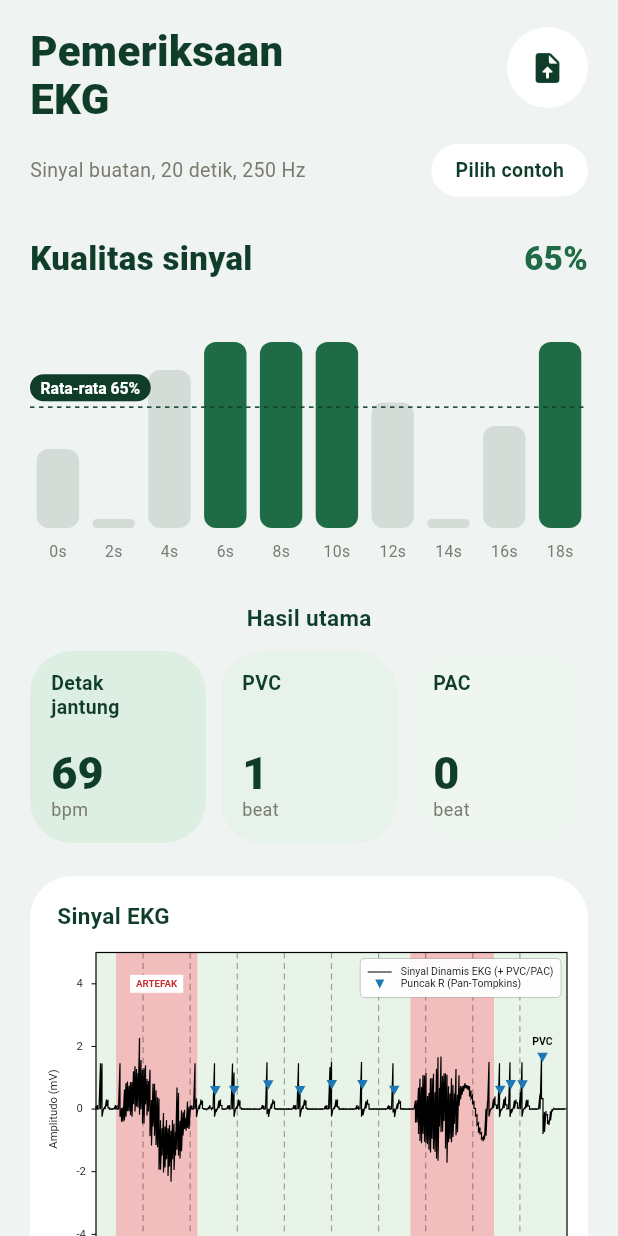
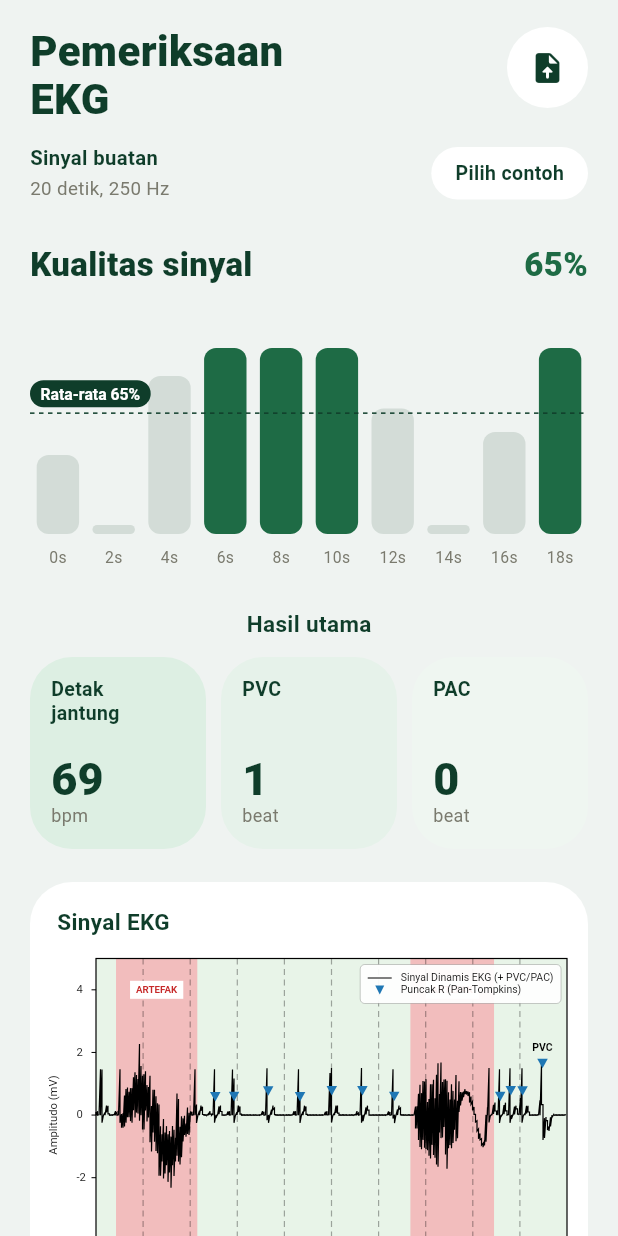
Before and after one commit to zafiranurkamila/ekg-artefak, a Flutter app: the screen it shows after launch, on a phone screen of 412 x 824 dp. Run offline on Flutter 3.47's test engine with Material 3 defaults, Android fonts, the phone set to English and light mode, and no system bars; our stand-ins replace file_picker.

Commit message:
Nama rekaman dua baris dan diberi jarak dari tombol

```diff
--- a/lib/main.dart
+++ b/lib/main.dart
@@ -237,8 +237,13 @@ class _LayarState extends State<Layar> {
       const SizedBox(height: 14),
       Row(children: [
         Expanded(
-          child: Text('$_nama, $_info', style: const TextStyle(color: redup, fontSize: 13), overflow: TextOverflow.ellipsis),
+          child: Column(crossAxisAlignment: CrossAxisAlignment.start, children: [
+            Text(_nama, style: const TextStyle(color: hijauGelap, fontSize: 13.5, fontWeight: FontWeight.w600)),
+            const SizedBox(height: 2),
+            Text(_info, style: const TextStyle(color: redup, fontSize: 12.5)),
+          ]),
         ),
+        const SizedBox(width: 12),
         _Pil(teks: 'Pilih contoh', onTap: _contoh),
       ]),
       const SizedBox(height: 26),
```
